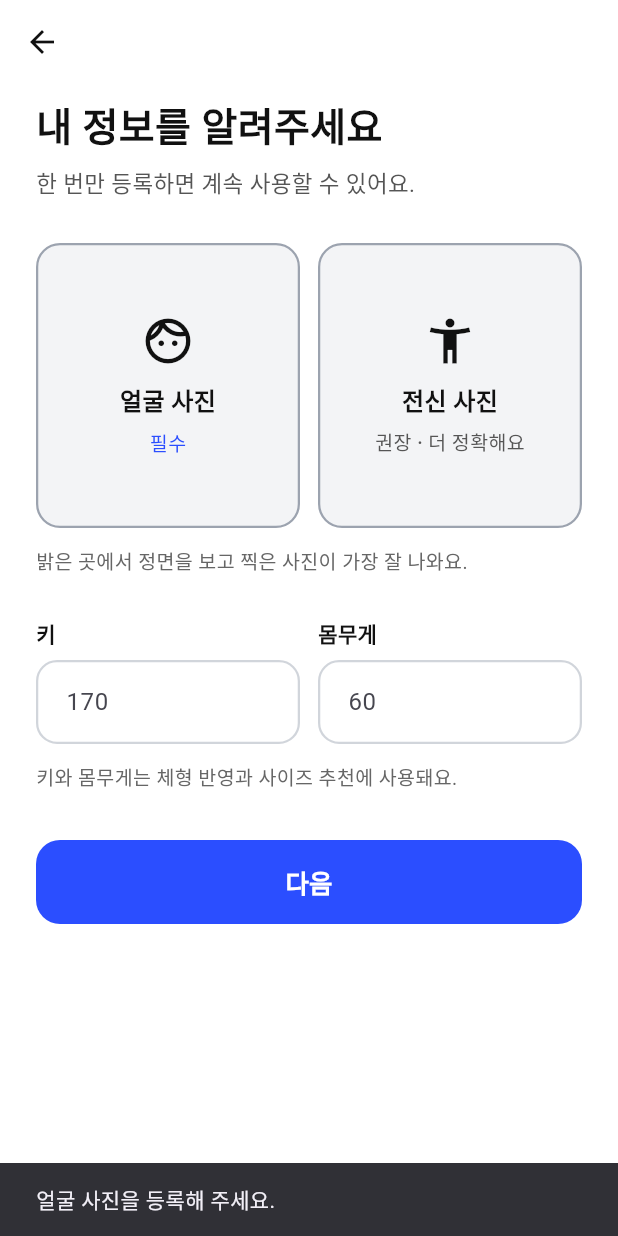
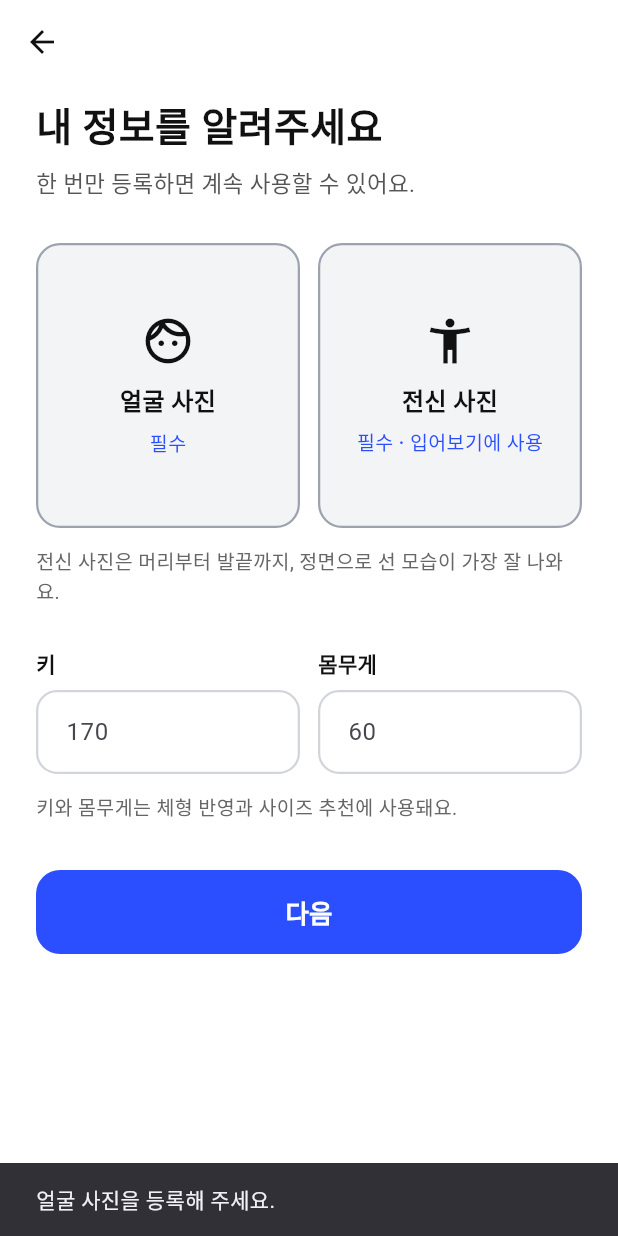
Before and after one commit to ipeobom/ipeobom1, a Flutter app: the ProfileScreen screen opened directly, after a tap on "다음", on a phone screen of 412 x 824 dp. Run offline on Flutter 3.47's test engine with Material 3 defaults, Android fonts, the phone set to English and light mode, and no system bars; our stand-ins replace firebase_auth, firebase_core, google_sign_in, image_picker, shared_preferences; accounts and stored records are empty.

Commit message:
Require a full-body photo and always use it for try-on
Co-Authored-By: Claude Opus 5.5 <noreply@anthropic.com>
Claude-Session: https://claude.ai/code/session_011Qf8ydgQsff38TVGn9PiEX

```diff
--- a/lib/screens/clothes.dart
+++ b/lib/screens/clothes.dart
@@ -41,13 +41,13 @@ class _ClothesScreenState extends State<ClothesScreen> {
   Future<void> _tryOn() async {
     final AppState s = AppState.instance;
     final String? garment = _garment;
-    final String? person = s.bodyPath ?? s.facePath;
+    final String? person = s.bodyPath;
     if (garment == null) {
       showMsg(context, '옷 사진을 먼저 올려주세요.');
       return;
     }
     if (person == null) {
-      showMsg(context, '내 사진을 먼저 등록해 주세요.');
+      showMsg(context, '전신 사진을 먼저 등록해 주세요. 오른쪽 위 사람 모양 버튼에서 등록할 수 있어요.');
       return;
     }
     if (s.remainingToday <= 0) {
--- a/lib/screens/profile.dart
+++ b/lib/screens/profile.dart
@@ -92,15 +92,20 @@ class _ProfileScreenState extends State<ProfileScreen> {
     final int? h = int.tryParse(_height.text.trim());
     final int? w = int.tryParse(_weight.text.trim());
     final String? face = _face;
+    final String? body = _body;
     if (face == null) {
       showMsg(context, '얼굴 사진을 등록해 주세요.');
+      return;
+    }
+    if (body == null) {
+      showMsg(context, '전신 사진을 등록해 주세요. 옷은 전신 사진에 입혀져요.');
       return;
     }
     if (h == null || h < 100 || h > 230 || w == null || w < 25 || w > 250) {
       showMsg(context, '키와 몸무게를 확인해 주세요.');
       return;
     }
-    await AppState.instance.saveProfile(face: face, body: _body, height: h, weight: w);
+    await AppState.instance.saveProfile(face: face, body: body, height: h, weight: w);
     if (!mounted) {
       return;
     }
@@ -131,12 +136,12 @@ class _ProfileScreenState extends State<ProfileScreen> {
                 children: <Widget>[
                   _tile('얼굴 사진', '필수', kBlue, Icons.face_outlined, _face, () => _pick(true)),
                   const SizedBox(width: 12),
-                  _tile('전신 사진', '권장 · 더 정확해요', kSub, Icons.accessibility_new, _body, () => _pick(false)),
+                  _tile('전신 사진', '필수 · 입어보기에 사용', kBlue, Icons.accessibility_new, _body, () => _pick(false)),
                 ],
               ),
               const SizedBox(height: 12),
               const Text(
-                '밝은 곳에서 정면을 보고 찍은 사진이 가장 잘 나와요.',
+                '전신 사진은 머리부터 발끝까지, 정면으로 선 모습이 가장 잘 나와요.',
                 style: TextStyle(fontSize: 13, color: Color(0xFF666666)),
               ),
               const SizedBox(height: 28),
--- a/lib/services/app_state.dart
+++ b/lib/services/app_state.dart
@@ -26,7 +26,7 @@ class AppState {
   int? get heightCm => _p.getInt('heightCm');
   int? get weightKg => _p.getInt('weightKg');
 
-  bool get hasProfile => facePath != null && heightCm != null && weightKg != null;
+  bool get hasProfile => facePath != null && bodyPath != null && heightCm != null && weightKg != null;
 
   Future<void> saveProfile({
     required String face,
```
